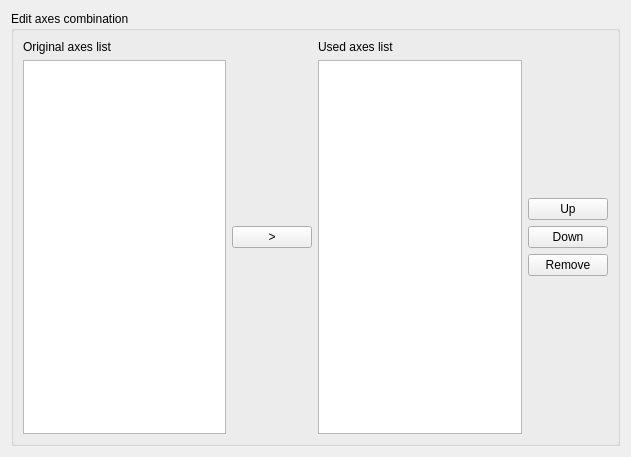
First picture: the form in gui-qt/src/PVAxesCombinationWidget.ui, repository squey/squey, before the edit.
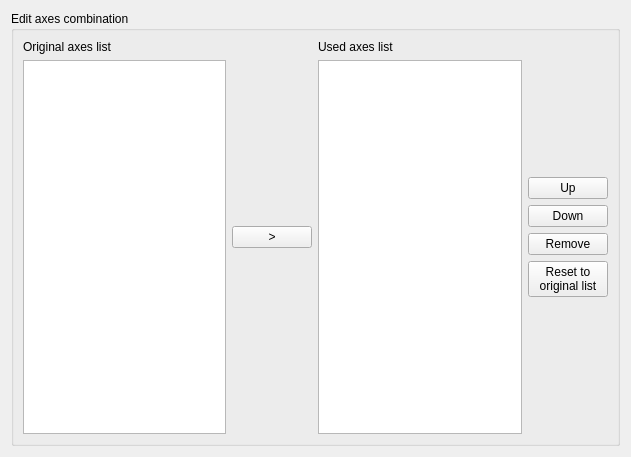
Second picture: the form after the edit.

Commit message: Axes combination edition in the format builder Take into account that combination while loading the format

```diff
--- a/gui-qt/src/PVAxesCombinationWidget.ui
+++ b/gui-qt/src/PVAxesCombinationWidget.ui
@@ -123,6 +123,14 @@
             </property>
            </widget>
           </item>
+          <item>
+           <widget class="QPushButton" name="_btn_reset">
+            <property name="text">
+             <string>Reset to
+original list</string>
+            </property>
+           </widget>
+          </item>
           <item>
            <spacer name="verticalSpacer_4">
             <property name="orientation">
```
The commit also changes 18 other files.
